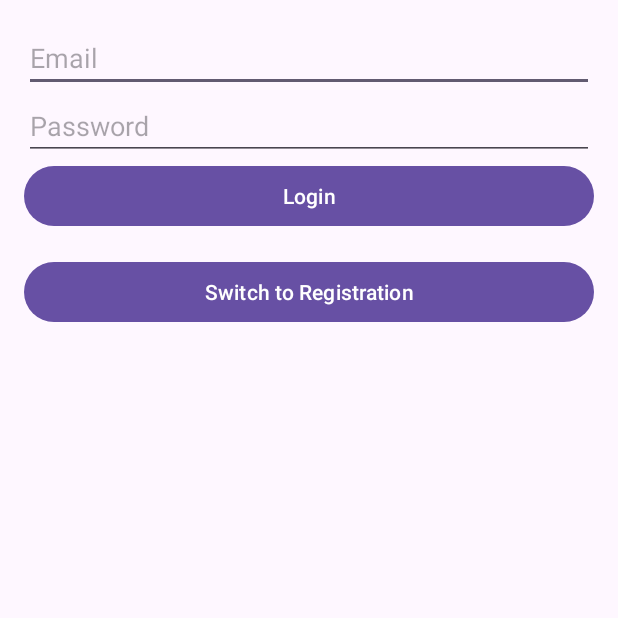
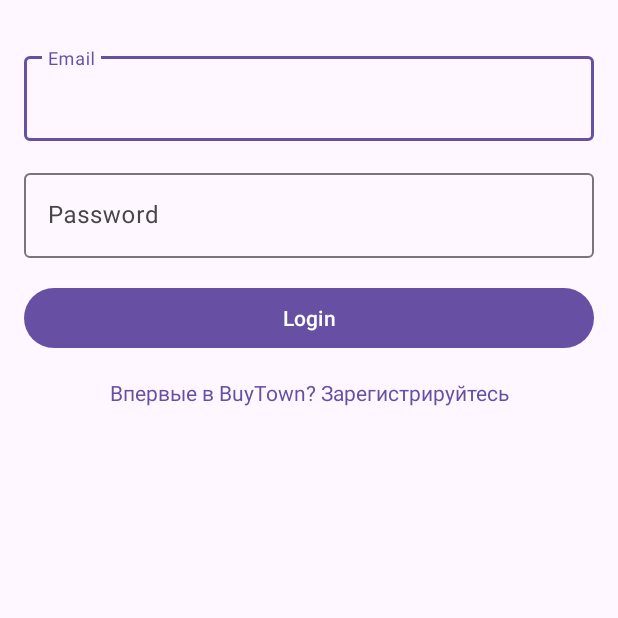
Before and after one commit to nazarovNV/buytown, an Android app: the screen it shows after launch (MainActivity), on a phone screen of 412 x 824 dp, the top half of it. Run offline under Robolectric (Android 15) with nearby library versions, the phone set to English and light mode, and no system bars; our stand-ins replace Dagger/Hilt's generated code.

Commit message:
Перешел на материал элементы ui

```diff
--- a/app/src/main/java/com/buytown/ru/ui/login/LoginFragment.kt
+++ b/app/src/main/java/com/buytown/ru/ui/login/LoginFragment.kt
@@ -45,11 +45,11 @@ class LoginFragment : Fragment() {
             }
         }
 
-        binding.registerSwitchButton.setOnClickListener {
+        binding.registerSwitchText.setOnClickListener {
             toggleRegistrationMode()
         }
 
-        binding.authSwitchButton.setOnClickListener {
+        binding.authSwitchText.setOnClickListener {
             toggleRegistrationMode()
         }
 
@@ -61,13 +61,12 @@ class LoginFragment : Fragment() {
     private fun toggleRegistrationMode() {
         isRegistering = !isRegistering
 
-        binding.usernameEditText.visibility = if (isRegistering) View.VISIBLE else View.GONE
+        binding.usernameTextInputLayout.visibility = if (isRegistering) View.VISIBLE else View.GONE
         binding.loginButton.visibility = if (isRegistering) View.GONE else View.VISIBLE
         binding.registerButton.visibility = if (isRegistering) View.VISIBLE else View.GONE
 
-        // Переключаем видимость кнопок переключения режимов
-        binding.registerSwitchButton.visibility = if (isRegistering) View.GONE else View.VISIBLE
-        binding.authSwitchButton.visibility = if (isRegistering) View.VISIBLE else View.GONE
+        binding.registerSwitchText.visibility = if (isRegistering) View.GONE else View.VISIBLE
+        binding.authSwitchText.visibility = if (isRegistering) View.VISIBLE else View.GONE
     }
 
     private fun loginUser() {
--- a/app/src/main/res/layout/fragment_login.xml
+++ b/app/src/main/res/layout/fragment_login.xml
@@ -8,52 +8,80 @@
     android:padding="16dp"
     tools:context=".ui.login.LoginFragment">
 
-    <EditText
-        android:id="@+id/usernameEditText"
+    <com.google.android.material.textfield.TextInputLayout
+        android:id="@+id/usernameTextInputLayout"
         android:layout_width="match_parent"
         android:layout_height="wrap_content"
+        android:layout_marginTop="16dp"
         android:hint="Username"
-        android:visibility="gone" />
+        android:visibility="gone">
 
-    <EditText
-        android:id="@+id/emailEditText"
+        <com.google.android.material.textfield.TextInputEditText
+            android:id="@+id/usernameEditText"
+            android:layout_width="match_parent"
+            android:layout_height="wrap_content"
+            android:inputType="text" />
+    </com.google.android.material.textfield.TextInputLayout>
+
+    <com.google.android.material.textfield.TextInputLayout
+        android:id="@+id/emailTextInputLayout"
         android:layout_width="match_parent"
         android:layout_height="wrap_content"
-        android:hint="Email" />
+        android:layout_marginTop="16dp"
+        android:hint="Email">
 
-    <EditText
-        android:id="@+id/passwordEditText"
+        <com.google.android.material.textfield.TextInputEditText
+            android:id="@+id/emailEditText"
+            android:layout_width="match_parent"
+            android:layout_height="wrap_content"
+            android:inputType="textEmailAddress" />
+    </com.google.android.material.textfield.TextInputLayout>
+
+    <com.google.android.material.textfield.TextInputLayout
+        android:id="@+id/passwordTextInputLayout"
         android:layout_width="match_parent"
         android:layout_height="wrap_content"
-        android:hint="Password"
-        android:inputType="textPassword" />
+        android:layout_marginTop="16dp"
+        android:hint="Password">
+
+        <com.google.android.material.textfield.TextInputEditText
+            android:id="@+id/passwordEditText"
+            android:layout_width="match_parent"
+            android:layout_height="wrap_content"
+            android:inputType="textPassword" />
+    </com.google.android.material.textfield.TextInputLayout>
 
     <Button
         android:id="@+id/loginButton"
         android:layout_width="match_parent"
         android:layout_height="wrap_content"
+        android:layout_marginTop="16dp"
         android:text="Login" />
 
-    <Button
-        android:id="@+id/registerSwitchButton"
+    <TextView
+        android:id="@+id/registerSwitchText"
         android:layout_width="match_parent"
         android:layout_height="wrap_content"
-        android:text="Switch to Registration"
-        android:layout_marginTop="16dp" />
-
-    <Button
-        android:id="@+id/authSwitchButton"
-        android:layout_width="match_parent"
-        android:layout_height="wrap_content"
-        android:text="Switch to Login"
-        android:visibility="gone"
-        android:layout_marginTop="16dp" />
+        android:layout_marginTop="16dp"
+        android:gravity="center"
+        android:text="Впервые в BuyTown? Зарегистрируйтесь"
+        android:textColor="?attr/colorPrimary" />
 
     <Button
         android:id="@+id/registerButton"
         android:layout_width="match_parent"
         android:layout_height="wrap_content"
+        android:layout_marginTop="16dp"
         android:text="Register"
-        android:visibility="gone"
-        android:layout_marginTop="16dp" />
+        android:visibility="gone" />
+
+    <TextView
+        android:id="@+id/authSwitchText"
+        android:layout_width="match_parent"
+        android:layout_height="wrap_content"
+        android:layout_marginTop="16dp"
+        android:gravity="center"
+        android:text="Уже зарегистрировались? Перейти к авторизации"
+        android:textColor="?attr/colorPrimary"
+        android:visibility="gone" />
 </LinearLayout>
```
